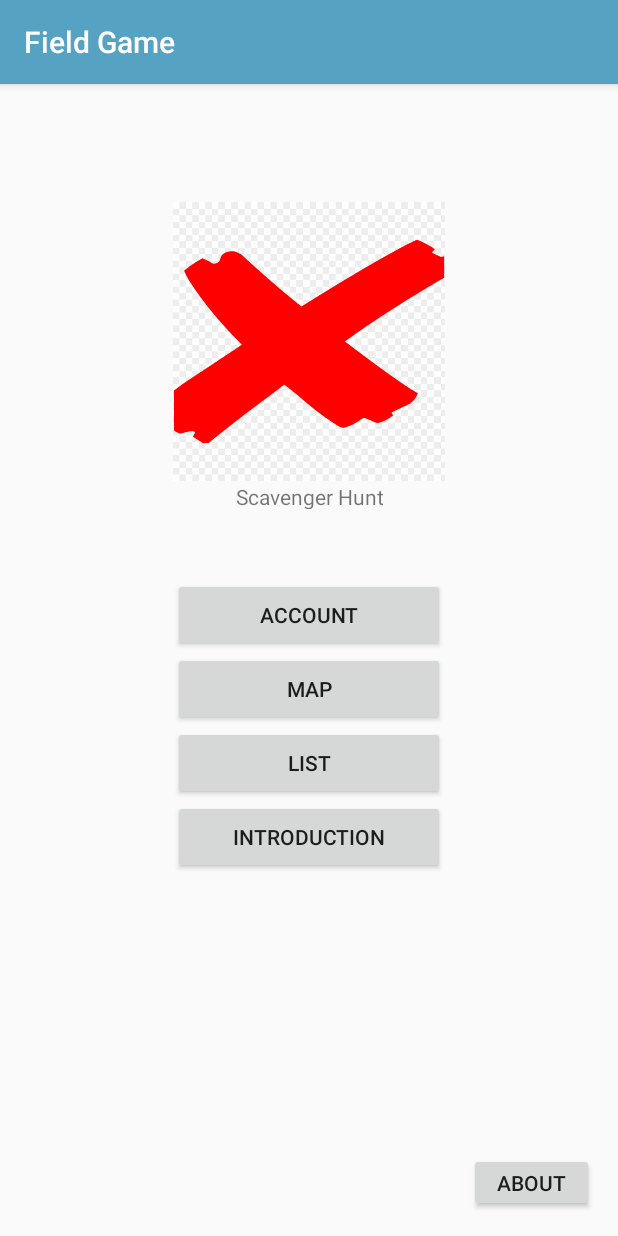
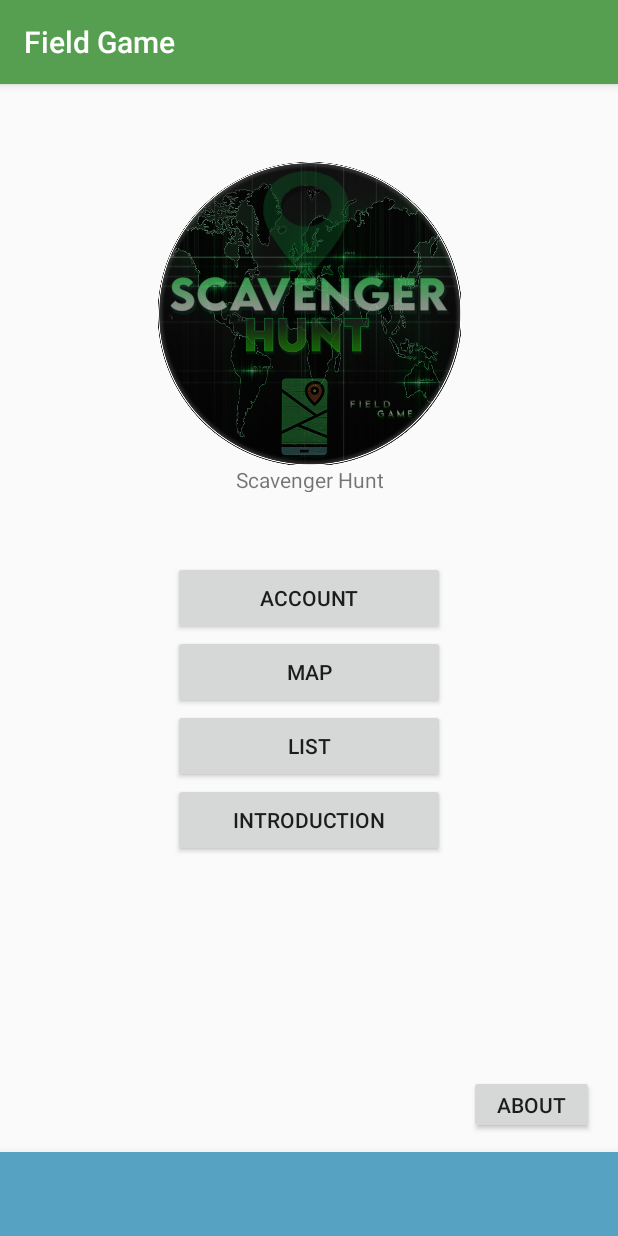
Before and after one commit to ZacShaw/Mobile_Group_Project, an Android app: the screen it shows after launch (MainActivity), on a phone screen of 412 x 824 dp. Run offline under Robolectric (Android 15) with nearby library versions, the phone set to English and light mode, and no system bars; libraries missing offline, so code that uses them is left out: androidx.constraintlayout.solver.

Commit message:
Logo and navigation Bar
I m still working for navigation bar,Couldnt implemented it yet

```diff
--- a/app/build.gradle
+++ b/app/build.gradle
@@ -30,5 +30,7 @@ dependencies {
     testImplementation 'junit:junit:4.12'
     androidTestImplementation 'androidx.test.ext:junit:1.1.2'
     androidTestImplementation 'androidx.test.espresso:espresso-core:3.3.0'
+    implementation 'com.google.android.material:material:1.1.0'
+
 
 }
--- a/app/src/main/java/ca/gbc/comp3074/assignment2/MainActivity.java
+++ b/app/src/main/java/ca/gbc/comp3074/assignment2/MainActivity.java
@@ -1,17 +1,25 @@
 package ca.gbc.comp3074.assignment2;
 
+import androidx.annotation.NonNull;
 import androidx.appcompat.app.AppCompatActivity;
+import androidx.constraintlayout.solver.state.State;
 
+import android.app.Fragment;
 import android.content.Intent;
 import android.os.Bundle;
+import android.view.MenuItem;
 import android.view.View;
 
+import com.google.android.material.bottomnavigation.BottomNavigationView;
+
 public class MainActivity extends AppCompatActivity {
+    private BottomNavigationView bottomNavigationView;
 
     @Override
     protected void onCreate(Bundle savedInstanceState) {
         super.onCreate(savedInstanceState);
         setContentView(R.layout.activity_main);
+
     }
 
     public void about(View view) {
@@ -36,4 +44,6 @@ public class MainActivity extends AppCompatActivity {
         Intent intent = new Intent(this, introductionGame.class);
         startActivity(intent);
     }
+
+
 }
--- /dev/null
+++ b/app/src/main/res/drawable/ic_android.xml
@@ -0,0 +1,5 @@
+<vector android:height="24dp" android:tint="#F6F6F6"
+    android:viewportHeight="24" android:viewportWidth="24"
+    android:width="24dp" xmlns:android="http://schemas.android.com/apk/res/android">
+    <path android:fillColor="#FF000000" android:pathData="M17.6,11.48 L19.44,8.3a0.63,0.63 0,0 0,-1.09 -0.63l-1.88,3.24a11.43,11.43 0,0 0,-8.94 0L5.65,7.67a0.63,0.63 0,0 0,-1.09 0.63L6.4,11.48A10.81,10.81 0,0 0,1 20L23,20A10.81,10.81 0,0 0,17.6 11.48ZM7,17.25A1.25,1.25 0,1 1,8.25 16,1.25 1.25,0 0,1 7,17.25ZM17,17.25A1.25,1.25 0,1 1,18.25 16,1.25 1.25,0 0,1 17,17.25Z"/>
+</vector>
--- /dev/null
+++ b/app/src/main/res/drawable/ic_help.xml
@@ -0,0 +1,5 @@
+<vector android:height="24dp" android:tint="#F6F6F6"
+    android:viewportHeight="24" android:viewportWidth="24"
+    android:width="24dp" xmlns:android="http://schemas.android.com/apk/res/android">
+    <path android:fillColor="@android:color/white" android:pathData="M12,2C6.48,2 2,6.48 2,12s4.48,10 10,10 10,-4.48 10,-10S17.52,2 12,2zM13,19h-2v-2h2v2zM15.07,11.25l-0.9,0.92C13.45,12.9 13,13.5 13,15h-2v-0.5c0,-1.1 0.45,-2.1 1.17,-2.83l1.24,-1.26c0.37,-0.36 0.59,-0.86 0.59,-1.41 0,-1.1 -0.9,-2 -2,-2s-2,0.9 -2,2L8,9c0,-2.21 1.79,-4 4,-4s4,1.79 4,4c0,0.88 -0.36,1.68 -0.93,2.25z"/>
+</vector>
--- /dev/null
+++ b/app/src/main/res/drawable/ic_home.xml
@@ -0,0 +1,5 @@
+<vector android:height="24dp" android:tint="#F6F6F6"
+    android:viewportHeight="24" android:viewportWidth="24"
+    android:width="24dp" xmlns:android="http://schemas.android.com/apk/res/android">
+    <path android:fillColor="@android:color/white" android:pathData="M10,20v-6h4v6h5v-8h3L12,3 2,12h3v8z"/>
+</vector>
--- a/app/src/main/res/layout/activity_main.xml
+++ b/app/src/main/res/layout/activity_main.xml
@@ -5,6 +5,19 @@
     android:layout_width="match_parent"
     android:layout_height="match_parent"
     tools:context=".MainActivity">
+
+
+    <FrameLayout
+        android:id="@+id/container"
+        android:layout_width="match_parent"
+        android:layout_height="match_parent"
+        android:layout_marginBottom="56dp"
+        android:text="@string/nav_home"
+        app:layout_constraintLeft_toLeftOf="parent"
+        app:layout_constraintTop_toTopOf="parent" />
+
+
+
 
     <Button
         android:id="@+id/btnInt"
@@ -24,7 +37,8 @@
         android:layout_width="83dp"
         android:layout_height="39dp"
         android:layout_marginEnd="16dp"
-        android:layout_marginBottom="16dp"
+        android:layout_marginRight="16dp"
+        android:layout_marginBottom="68dp"
         android:onClick="about"
         android:text="About"
         app:layout_constraintBottom_toBottomOf="parent"
@@ -69,13 +83,12 @@
 
     <ImageView
         android:id="@+id/imageView"
-        android:layout_width="181dp"
-        android:layout_height="187dp"
+        android:layout_width="246dp"
+        android:layout_height="202dp"
         android:layout_marginStart="115dp"
-        android:layout_marginTop="78dp"
+        android:layout_marginTop="52dp"
         android:layout_marginEnd="115dp"
         app:layout_constraintEnd_toEndOf="parent"
-        app:layout_constraintHorizontal_bias="0.0"
         app:layout_constraintStart_toStartOf="parent"
         app:layout_constraintTop_toTopOf="parent"
         app:srcCompat="@drawable/logo_placeholder" />
@@ -92,4 +105,15 @@
         app:layout_constraintStart_toStartOf="parent"
         app:layout_constraintTop_toBottomOf="@+id/imageView" />
 
+    <com.google.android.material.bottomnavigation.BottomNavigationView
+        android:id="@+id/navigation"
+        android:layout_width="match_parent"
+        android:layout_height="wrap_content"
+        android:background="@color/colorPrimary"
+        app:layout_constraintBottom_toBottomOf="parent"
+        app:layout_constraintLeft_toLeftOf="parent"
+        app:layout_constraintRight_toRightOf="parent"
+        />
+
+
 </androidx.constraintlayout.widget.ConstraintLayout>
--- a/app/src/main/res/values/strings.xml
+++ b/app/src/main/res/values/strings.xml
@@ -2,6 +2,7 @@
     <string name="app_name">Field Game</string>
     <string name="map_key" templateMergeStrategy="preserve" translatable="false">AIzaSyDtnj9idn0ogPL1vny9y2F3stBR8bgkCIw</string>
     <string name="gitH"><a href="https://github.com/ZacShaw/Mobile_Group_Project.git">Click Our GitHub Project</a></string>
+    <string name="nav_home">nav_home</string>
 
 
 </resources>
--- a/app/src/main/res/values/styles.xml
+++ b/app/src/main/res/values/styles.xml
@@ -2,8 +2,8 @@
     <!-- Base application theme. -->
     <style name="AppTheme" parent="Theme.AppCompat.Light.DarkActionBar">
         <!-- Customize your theme here. -->
-        <item name="colorPrimary">@color/colorPrimary</item>
-        <item name="colorPrimaryDark">@color/colorPrimaryDark</item>
+        <item name="colorPrimary">#579F50</item>
+        <item name="colorPrimaryDark">@color/colorBorder</item>
         <item name="colorAccent">@color/colorAccent</item>
     </style>
 
```
Also changed, not shown: app/src/main/res/menu/menu.xml (added, +20 -0 lines), app/src/main/res/drawable-v24/logo_placeholder.png (added), app/src/main/res/drawable/logo_placeholder.png (deleted).
